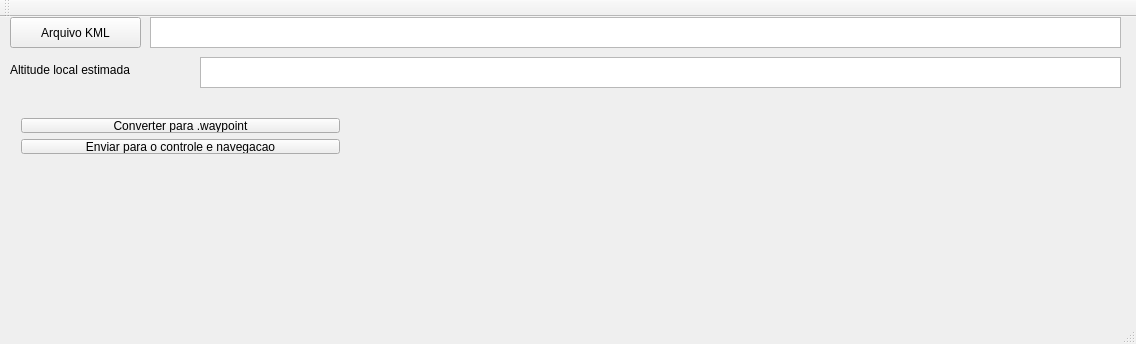
Qt form conversor_kml_wp/conversor_kml_wp/mainwindow.ui (viniciusvidal2/MRS) before a commit.
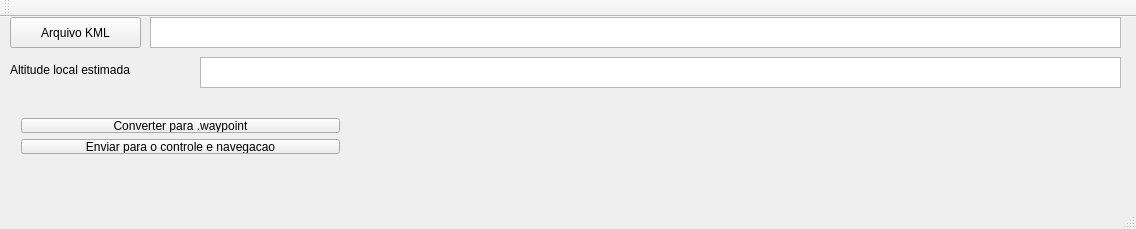
The same form after that commit.

Diff of the .ui file:
```diff
--- a/conversor_kml_wp/conversor_kml_wp/mainwindow.ui
+++ b/conversor_kml_wp/conversor_kml_wp/mainwindow.ui
@@ -7,7 +7,7 @@
     <x>0</x>
     <y>0</y>
     <width>1136</width>
-    <height>344</height>
+    <height>229</height>
    </rect>
   </property>
   <property name="windowTitle">
@@ -43,7 +43,7 @@
       <x>370</x>
       <y>90</y>
       <width>751</width>
-      <height>151</height>
+      <height>71</height>
      </rect>
     </property>
     <property name="text">
```
